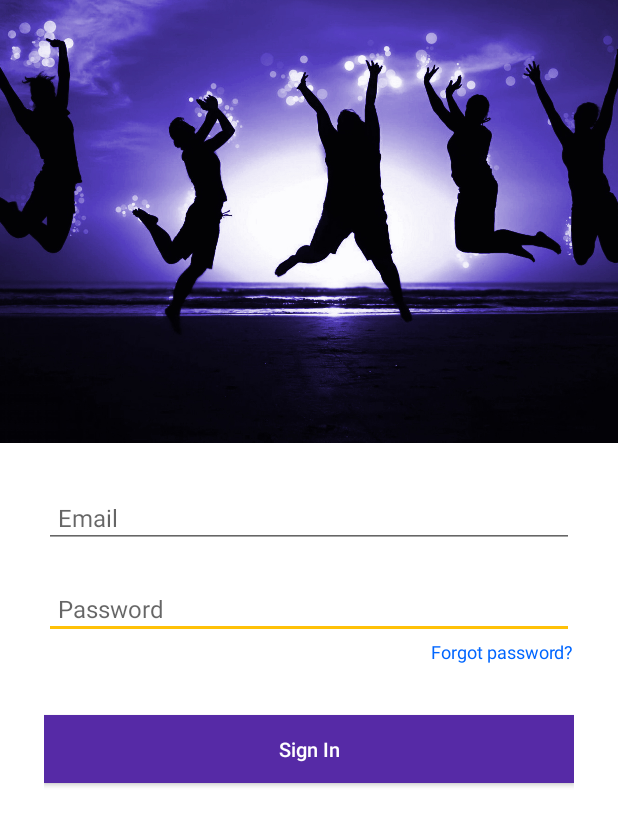
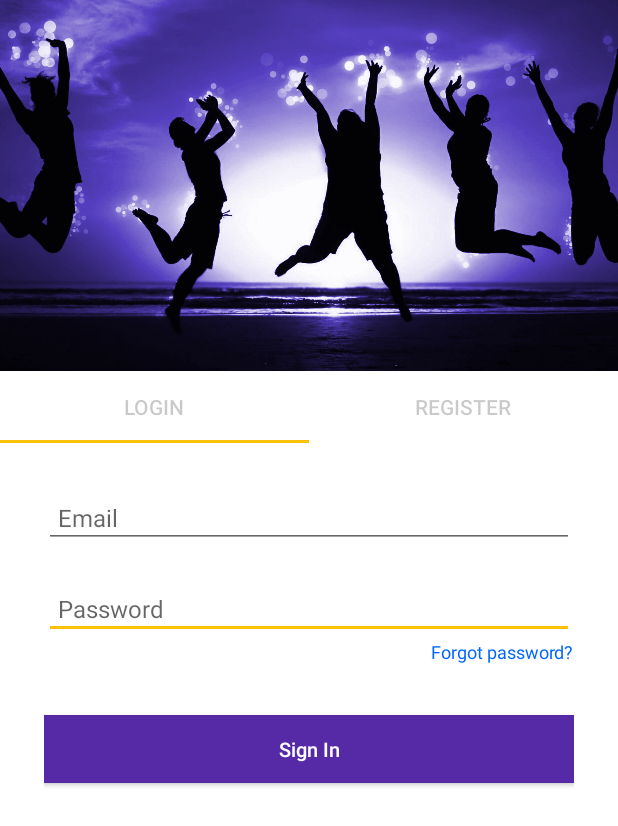
Before and after one commit to Pancor/Stagap, an Android app: the screen it shows after launch (LoginActivity), on a phone screen of 412 x 824 dp. Shown: the top 826 px of the screen. Run offline under Robolectric (Android 15) with nearby library versions, the phone set to English and light mode, and no system bars; our stand-ins replace Firebase (no records; nobody signed in at launch, a user with empty details on screens opened directly).

Commit message:
Added bars

```diff
--- a/app/src/main/java/com/stagap/stagap/LoginActivity.java
+++ b/app/src/main/java/com/stagap/stagap/LoginActivity.java
@@ -2,13 +2,13 @@ package com.stagap.stagap;
 
 
 import android.app.ActionBar;
-import android.app.FragmentTransaction;
 import android.os.Bundle;
+import android.support.design.widget.TabLayout;
 import android.support.v4.view.ViewPager;
 
 import android.support.v7.app.AppCompatActivity;
 
-public class LoginActivity extends AppCompatActivity implements ActionBar.TabListener{
+public class LoginActivity extends AppCompatActivity{
     private ViewPager viewPager;
     private ActionBar actionBar;
     private String[] tabs = { "LOGIN", "REGISTER"};
@@ -18,30 +18,36 @@ public class LoginActivity extends AppCompatActivity implements ActionBar.TabLis
         super.onCreate(savedInstanceState);
         setContentView(R.layout.activity_login);
 
+        TabLayout tabLayout = findViewById(R.id.myTablebar);
+        tabLayout.addTab(tabLayout.newTab().setText("LOGIN"));
+        tabLayout.addTab(tabLayout.newTab().setText("REGISTER"));
+        tabLayout.setTabGravity(TabLayout.GRAVITY_FILL);
         viewPager = findViewById(R.id.pager);
         actionBar = getActionBar();
-        viewPager.setAdapter(new TabsPagerAdapter(getSupportFragmentManager()));
-        actionBar.setNavigationMode(ActionBar.NAVIGATION_MODE_TABS);
+        TabsPagerAdapter tabsPagerAdapter = new TabsPagerAdapter(getSupportFragmentManager(),
+                tabLayout.getTabCount());
+        viewPager.setAdapter(tabsPagerAdapter);
+        viewPager.setOnPageChangeListener(new TabLayout.TabLayoutOnPageChangeListener(tabLayout));
+        tabLayout.setOnTabSelectedListener(new TabLayout.OnTabSelectedListener() {
+            @Override
+            public void onTabSelected(TabLayout.Tab tab) {
+                viewPager.setCurrentItem(tab.getPosition());
+            }
 
-        for (String tab_name : tabs) {
-            actionBar.addTab(actionBar.newTab().setText(tab_name)
-                    .setTabListener(this));
-        }
+            @Override
+            public void onTabUnselected(TabLayout.Tab tab) {
+
+            }
+
+            @Override
+            public void onTabReselected(TabLayout.Tab tab) {
+
+            }
+        });
+
 
     }
 
-    @Override
-    public void onTabSelected(ActionBar.Tab tab, FragmentTransaction fragmentTransaction) {
 
-    }
 
-    @Override
-    public void onTabUnselected(ActionBar.Tab tab, FragmentTransaction fragmentTransaction) {
-
-    }
-
-    @Override
-    public void onTabReselected(ActionBar.Tab tab, FragmentTransaction fragmentTransaction) {
-
-    }
 }
--- a/app/src/main/java/com/stagap/stagap/TabsPagerAdapter.java
+++ b/app/src/main/java/com/stagap/stagap/TabsPagerAdapter.java
@@ -6,10 +6,15 @@ import android.support.v4.app.FragmentPagerAdapter;
 
 public class TabsPagerAdapter extends FragmentPagerAdapter {
 
-    private final String[] titles = {"LOGIN", "REGISTER"};
+    int mNoOfTabs;
 
     public TabsPagerAdapter(FragmentManager fm) {
         super(fm);
+    }
+
+    public TabsPagerAdapter(FragmentManager fm, int numberOfTabs) {
+        super(fm);
+        mNoOfTabs = numberOfTabs;
     }
 
     @Override
@@ -25,11 +30,6 @@ public class TabsPagerAdapter extends FragmentPagerAdapter {
 
     @Override
     public int getCount() {
-        return titles.length;
-    }
-
-    @Override
-    public CharSequence getPageTitle(int position) {
-        return titles[position];
+        return mNoOfTabs;
     }
 }
--- a/app/src/main/res/layout/activity_login.xml
+++ b/app/src/main/res/layout/activity_login.xml
@@ -10,22 +10,38 @@
         android:layout_width="match_parent"
         android:layout_height="wrap_content">
 
+
         <android.support.v4.view.ViewPager
             android:id="@+id/pager"
             android:layout_width="match_parent"
             android:layout_height="match_parent"
-            android:layout_below="@id/mainImage" />
-
+            android:layout_below="@id/mainRelative" />
+        <RelativeLayout
+            android:id="@+id/mainRelative"
+            android:layout_width="match_parent"
+            android:layout_height="295dp">
 
         <ImageView
             android:id="@+id/mainImage"
             android:layout_width="match_parent"
-            android:layout_height="295dp"
+            android:layout_height="match_parent"
             android:layout_alignParentLeft="true"
             android:layout_alignParentStart="true"
             android:layout_alignParentTop="true"
             android:scaleType="centerCrop"
             android:src="@drawable/happy" />
+
+            <android.support.design.widget.TabLayout
+                android:id="@+id/myTablebar"
+                android:layout_alignParentBottom="true"
+                android:layout_width="match_parent"
+                android:layout_height="wrap_content"
+                app:tabTextColor="#36000000"
+                android:background="@android:color/white"
+                style="@style/TabStyle"
+                android:theme="@style/TabStyle"/>
+
+        </RelativeLayout>
 
     </RelativeLayout>
 
--- a/app/src/main/res/values/styles.xml
+++ b/app/src/main/res/values/styles.xml
@@ -9,7 +9,6 @@
     </style>
 
     <style name="AppTheme.NoActionBar">
-        <item name="windowActionBar">false</item>
         <item name="windowNoTitle">true</item>
     </style>
 
@@ -17,4 +16,11 @@
 
     <style name="AppTheme.PopupOverlay" parent="ThemeOverlay.AppCompat.Light" />
 
+    <style name="TabStyle" parent="@style/ThemeOverlay.AppCompat.ActionBar">
+        <item name="android:textColorHighlight">@color/colorPrimaryDark</item>
+        <item name="android:textColor">@color/colorPrimaryDark</item>
+        <item name="android:color">@color/colorPrimaryDark</item>
+        <item name="colorControlNormal">@color/colorPrimaryDark</item>
+    </style>
+
 </resources>
```
